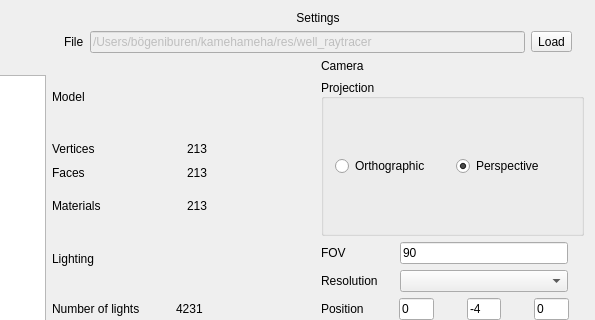
Old version of the form mainwindow.ui in the repository miht/Kamehameha; both pictures show x 477 to 1072 and y 0 to 320 of the 1072 by 852 pixel window.
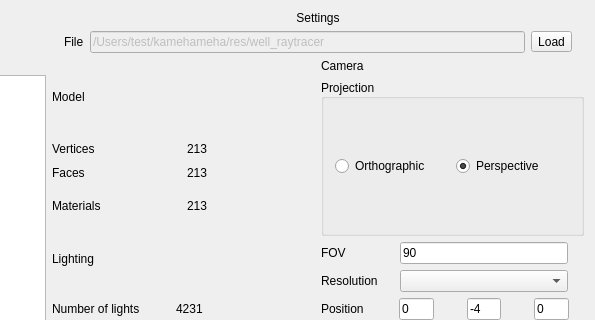
New version of the form.

```diff
--- a/mainwindow.ui
+++ b/mainwindow.ui
@@ -147,7 +147,7 @@
                <bool>false</bool>
               </property>
               <property name="text">
-               <string>/Users/bögeniburen/kamehameha/res/well_raytracer</string>
+               <string>/Users/test/kamehameha/res/well_raytracer</string>
               </property>
              </widget>
             </item>
```
